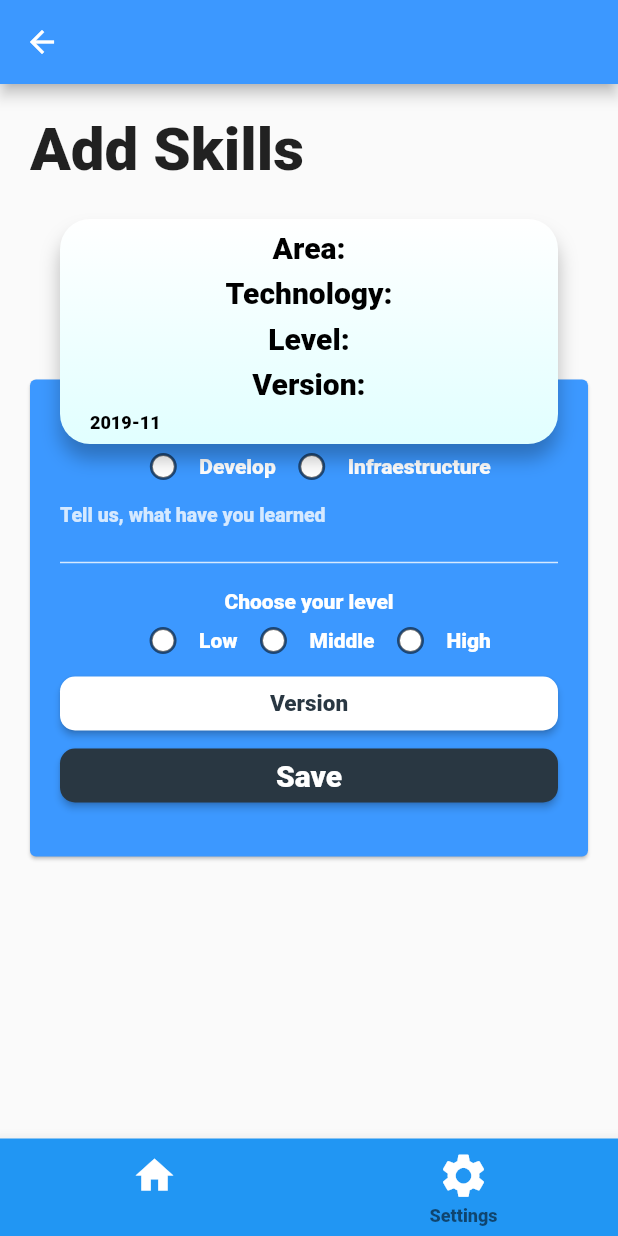
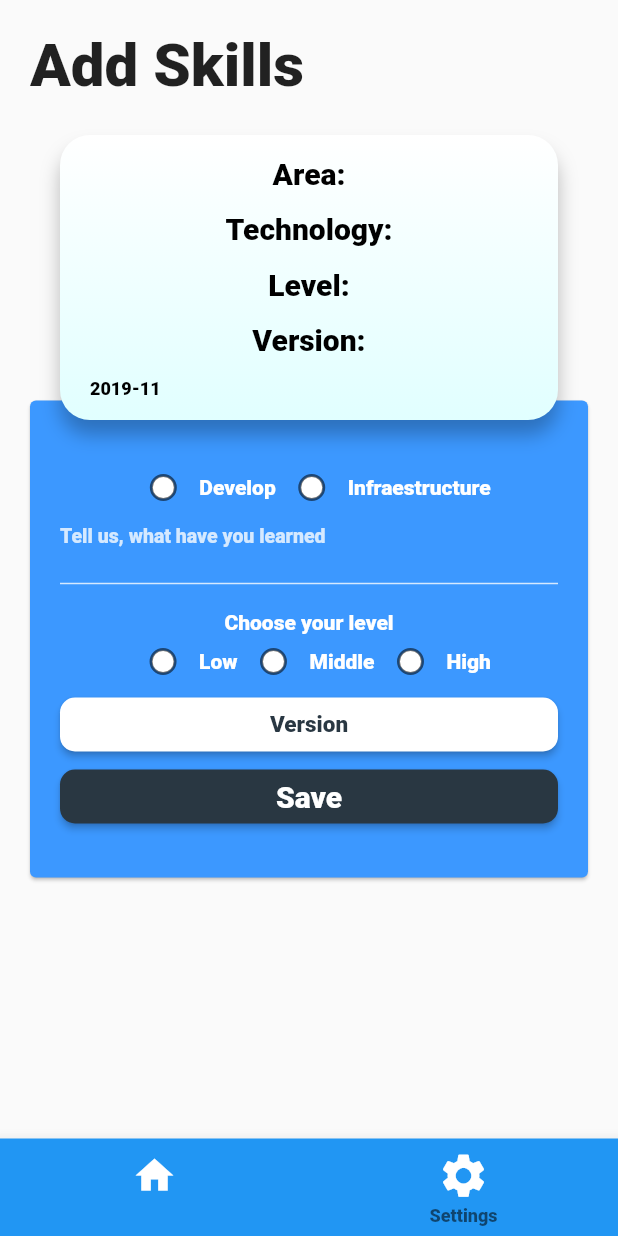
Before and after one commit to sebasbeleno/IG-Skills, a Flutter app: the AddSkill screen opened by its route, on a phone screen of 412 x 824 dp. Run offline on Flutter 3.47's test engine with Material 2 defaults, Android fonts, the phone set to English and light mode, and no system bars; statements that could not run were skipped.

Commit message:
HotFixs 2

```diff
--- a/lib/src/pages/add_skills.dart
+++ b/lib/src/pages/add_skills.dart
@@ -1,4 +1,5 @@
 import 'package:flutter/material.dart';
+import 'package:ig_skills/src/components/floating_action_button.dart';
 import 'package:ig_skills/src/components/navigation_bar.dart';
 
 class AddSkill extends StatefulWidget {
@@ -103,9 +104,6 @@ class _AddSkillState extends State<AddSkill> {
   @override
   Widget build(BuildContext context) {
     return Scaffold(
-        appBar: AppBar(
-          backgroundColor: Color.fromARGB(255, 60, 152, 255),
-        ),
         body: ListView(
           children: <Widget>[
             Stack(
@@ -122,7 +120,7 @@ class _AddSkillState extends State<AddSkill> {
                       ),
                     ),
                     SizedBox(
-                      height: 110,
+                      height: 180,
                     ),
                     card(),
                   ],
@@ -325,7 +323,7 @@ Widget skillsCard(context, area, level, technology, version, List<Color> color,
 
   return Container(
     width: MediaQuery.of(context).size.width / 1.2,
-    height: 150,
+    height: 190,
     margin: EdgeInsets.only(left: 40, right: 40, top: 90),
     decoration: BoxDecoration(
         boxShadow: <BoxShadow>[
```
